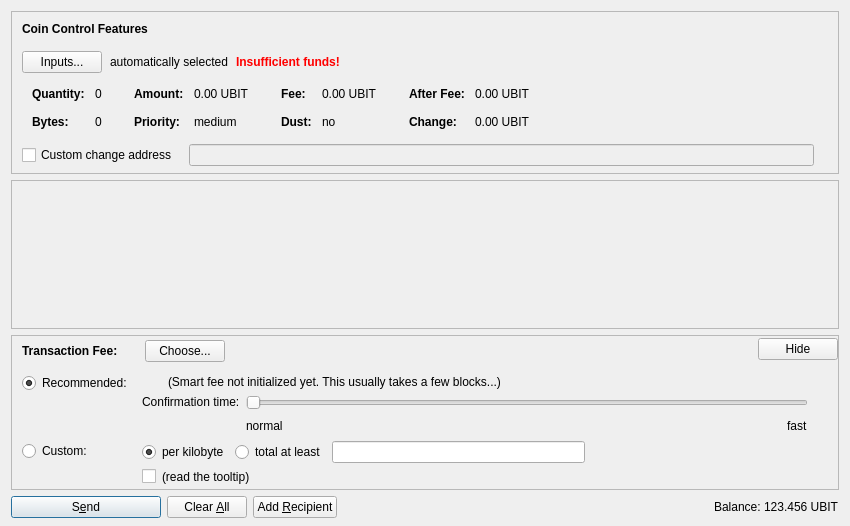
First picture: the form in src/qt/forms/sendcoinsdialog.ui, repository utabit/bitcoin, before the edit.
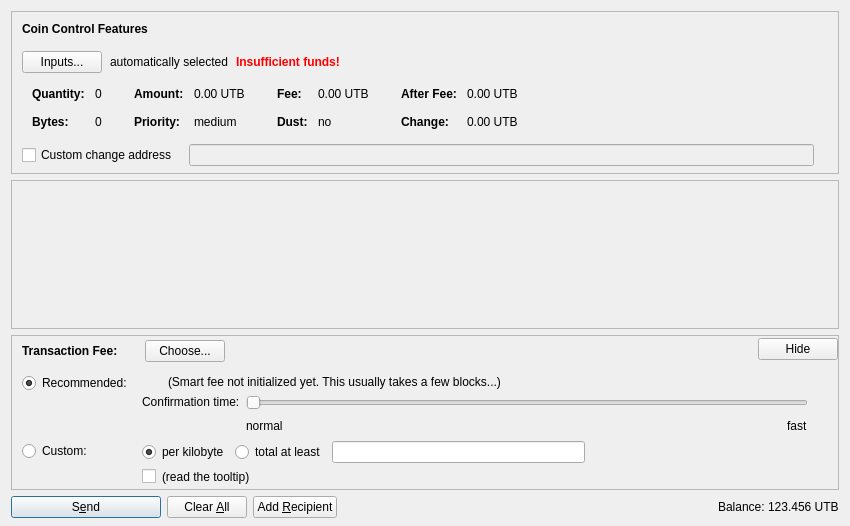
Second picture: the form after the edit. Icons and pictures are not drawn. Custom widgets are drawn as their Qt base class.

What changed in the file:
```diff
--- a/src/qt/forms/sendcoinsdialog.ui
+++ b/src/qt/forms/sendcoinsdialog.ui
@@ -324,7 +324,7 @@
                   <enum>Qt::ActionsContextMenu</enum>
                  </property>
                  <property name="text">
-                  <string notr="true">0.00 UBIT</string>
+                  <string notr="true">0.00 UTB</string>
                  </property>
                  <property name="textInteractionFlags">
                   <set>Qt::LinksAccessibleByMouse|Qt::TextSelectableByKeyboard|Qt::TextSelectableByMouse</set>
@@ -404,7 +404,7 @@
                   <enum>Qt::ActionsContextMenu</enum>
                  </property>
                  <property name="text">
-                  <string notr="true">0.00 UBIT</string>
+                  <string notr="true">0.00 UTB</string>
                  </property>
                  <property name="textInteractionFlags">
                   <set>Qt::LinksAccessibleByMouse|Qt::TextSelectableByKeyboard|Qt::TextSelectableByMouse</set>
@@ -484,7 +484,7 @@
                   <enum>Qt::ActionsContextMenu</enum>
                  </property>
                  <property name="text">
-                  <string notr="true">0.00 UBIT</string>
+                  <string notr="true">0.00 UTB</string>
                  </property>
                  <property name="textInteractionFlags">
                   <set>Qt::LinksAccessibleByMouse|Qt::TextSelectableByKeyboard|Qt::TextSelectableByMouse</set>
@@ -513,7 +513,7 @@
                   <enum>Qt::ActionsContextMenu</enum>
                  </property>
                  <property name="text">
-                  <string notr="true">0.00 UBIT</string>
+                  <string notr="true">0.00 UTB</string>
                  </property>
                  <property name="textInteractionFlags">
                   <set>Qt::LinksAccessibleByMouse|Qt::TextSelectableByKeyboard|Qt::TextSelectableByMouse</set>
@@ -1299,7 +1299,7 @@
           <cursorShape>IBeamCursor</cursorShape>
          </property>
          <property name="text">
-          <string notr="true">123.456 UBIT</string>
+          <string notr="true">123.456 UTB</string>
          </property>
          <property name="textInteractionFlags">
           <set>Qt::LinksAccessibleByMouse|Qt::TextSelectableByKeyboard|Qt::TextSelectableByMouse</set>
```
